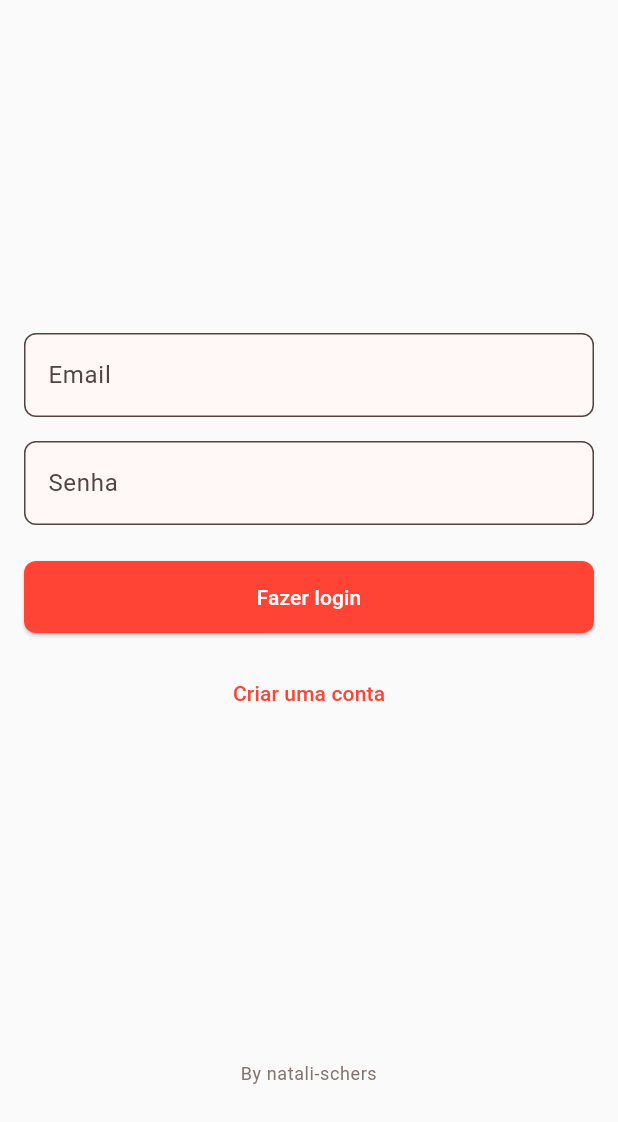
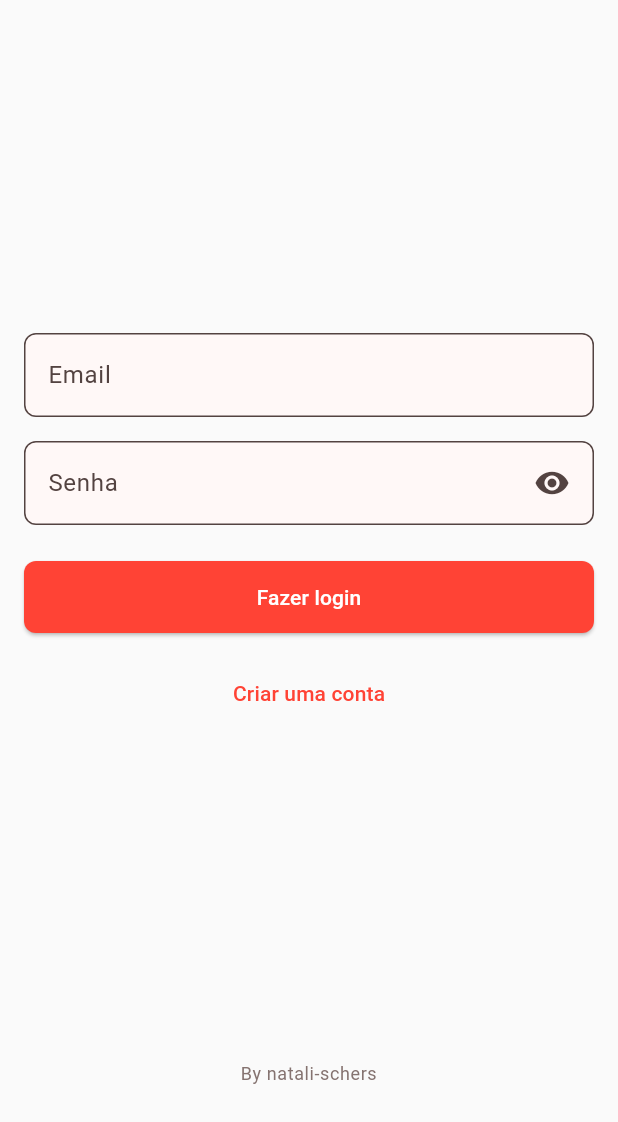
Before and after one commit to natali-schers/divider-app, a Flutter app: the screen it shows after launch, on a phone screen of 412 x 824 dp, the part 114-1236 px from its top. Run offline on Flutter 3.47's test engine with Material 3 defaults, Android fonts, the phone set to English and light mode, and no system bars; our stand-ins replace flutter_dotenv, flutter_secure_storage, go_router; accounts and stored records are empty; network calls fail; statements that could not run were skipped.

Commit message:
feat: add show/hide option on password input

```diff
--- a/lib/screens/login_screen.dart
+++ b/lib/screens/login_screen.dart
@@ -13,6 +13,7 @@ class LoginScreen extends StatefulWidget {
 class _LoginScreenState extends State<LoginScreen> {
   final _emailController = TextEditingController();
   final _passwordController = TextEditingController();
+  bool _obscureText = true;
 
   @override
   void dispose() {
@@ -51,9 +52,9 @@ class _LoginScreenState extends State<LoginScreen> {
                     'Divider',
                     textAlign: TextAlign.center,
                     style: Theme.of(context).textTheme.headlineMedium?.copyWith(
-                          color: Theme.of(context).colorScheme.primary,
-                          fontWeight: FontWeight.bold,
-                        ),
+                      color: Theme.of(context).colorScheme.primary,
+                      fontWeight: FontWeight.bold,
+                    ),
                   ),
                   Expanded(
                     child: Center(
@@ -71,9 +72,20 @@ class _LoginScreenState extends State<LoginScreen> {
                           const SizedBox(height: 16),
                           TextField(
                             controller: _passwordController,
-                            obscureText: true,
-                            decoration: const InputDecoration(
+                            obscureText: _obscureText,
+                            decoration: InputDecoration(
                               labelText: 'Senha',
+                              suffixIcon: IconButton(
+                                padding: const EdgeInsets.only(right: 8.0),
+                                icon: _obscureText
+                                    ? const Icon(Icons.visibility)
+                                    : const Icon(Icons.visibility_off),
+                                onPressed: () {
+                                  setState(() {
+                                    _obscureText = !_obscureText;
+                                  });
+                                },
+                              ),
                             ),
                           ),
                           if (authProvider.errorMessage != null) ...[
@@ -113,8 +125,8 @@ class _LoginScreenState extends State<LoginScreen> {
                       'By natali-schers',
                       textAlign: TextAlign.center,
                       style: Theme.of(context).textTheme.bodySmall?.copyWith(
-                            color: Theme.of(context).colorScheme.outline,
-                          ),
+                        color: Theme.of(context).colorScheme.outline,
+                      ),
                     ),
                   ),
                 ],
```
